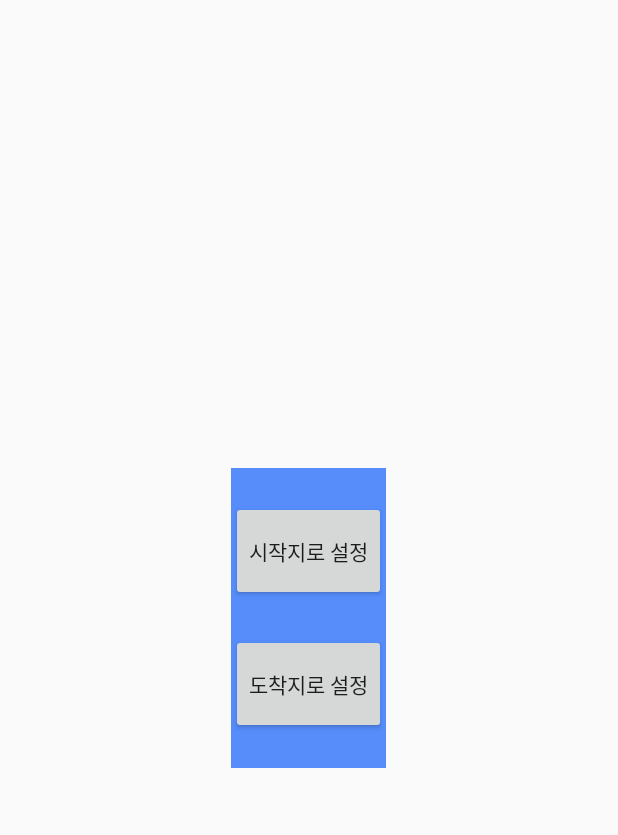
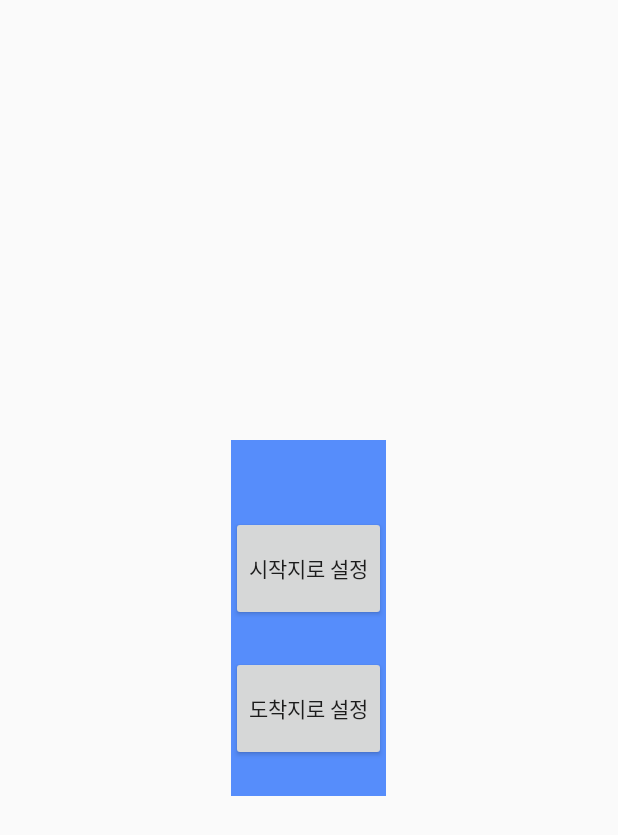
Before and after one commit to znspdlf15/HermesAR2, an Android app: the layout map_click_pop_up.xml on its own in the app's theme, with its tools: preview values and no code run, on a phone screen of 412 x 824 dp. Shown: the top 835 px of the screen. Run offline under Robolectric (Android 15) with nearby library versions, the phone set to English and light mode, and no system bars.

Commit message:
1. 롱 클릭시 주소도 나오게 설정.

```diff
--- a/app/src/main/res/layout/map_click_pop_up.xml
+++ b/app/src/main/res/layout/map_click_pop_up.xml
@@ -2,13 +2,13 @@
 <LinearLayout xmlns:android="http://schemas.android.com/apk/res/android"
 
     android:id="@+id/linearLayout"
+    android:layout_width="wrap_content"
+    android:layout_height="wrap_content"
+    android:layout_centerHorizontal="true"
+    android:layout_gravity="center_vertical|center_horizontal"
+    android:background="#568dfb"
     android:orientation="vertical"
-    android:layout_width="wrap_content"
-    android:background="#568dfb"
-    android:weightSum="10.0"
-    android:layout_gravity="center_vertical|center_horizontal"
-    android:layout_centerHorizontal="true"
-    android:layout_height="200dp">
+    android:weightSum="10.0">
 
     <!--<TextView
 
@@ -19,44 +19,53 @@
     -->
     <LinearLayout xmlns:android="http://schemas.android.com/apk/res/android"
         android:layout_width="fill_parent"
-        android:layout_height="200dp"
+        android:layout_height="237dp"
         android:layout_gravity="center_vertical|center_horizontal"
         android:orientation="vertical">
 
         <LinearLayout
             android:layout_width="fill_parent"
-            android:layout_height="0dp"
+            android:layout_height="28dp"
+            android:layout_gravity="center_vertical|center_horizontal"
             android:layout_weight="1"
-            android:layout_gravity="center_vertical|center_horizontal"
-            android:orientation="vertical"/>
+            android:orientation="vertical">
+
+            <TextView
+                android:id="@+id/gpslocaView"
+                android:layout_width="match_parent"
+                android:layout_height="match_parent"
+                android:gravity="center" />
+        </LinearLayout>
+
         <Button
+            android:id="@+id/btnStartPoint"
             android:layout_width="wrap_content"
             android:layout_height="0dp"
+            android:layout_gravity="center_vertical|center_horizontal"
             android:layout_weight="3"
-            android:text="시작지로 설정"
-            android:id="@+id/btnStartPoint"
-            android:layout_gravity="center_vertical|center_horizontal"
-            />
-        <LinearLayout
-            android:layout_width="fill_parent"
-            android:layout_height="0dp"
-            android:layout_weight="1"
-            android:layout_gravity="center_vertical|center_horizontal"
-            android:orientation="vertical"/>
-        <Button
-            android:layout_width="wrap_content"
-            android:layout_height="0dp"
-            android:layout_weight="3"
-            android:text="도착지로 설정"
-            android:id="@+id/btnEndPoint"
-            android:layout_gravity="center_vertical|center_horizontal"/>
+            android:text="시작지로 설정" />
 
         <LinearLayout
             android:layout_width="fill_parent"
             android:layout_height="0dp"
+            android:layout_gravity="center_vertical|center_horizontal"
             android:layout_weight="1"
+            android:orientation="vertical" />
+
+        <Button
+            android:id="@+id/btnEndPoint"
+            android:layout_width="wrap_content"
+            android:layout_height="0dp"
             android:layout_gravity="center_vertical|center_horizontal"
-            android:orientation="vertical"/>
+            android:layout_weight="3"
+            android:text="도착지로 설정" />
+
+        <LinearLayout
+            android:layout_width="fill_parent"
+            android:layout_height="0dp"
+            android:layout_gravity="center_vertical|center_horizontal"
+            android:layout_weight="1"
+            android:orientation="vertical" />
 
     </LinearLayout>
 
```
Also changed, not shown: app/src/main/java/hermes/mju/captdesign/hermesar/HermesActivity.java (+64 -25 lines), app/src/main/java/hermes/mju/captdesign/hermesar/MapPopUP.java (+9 -1 lines).
